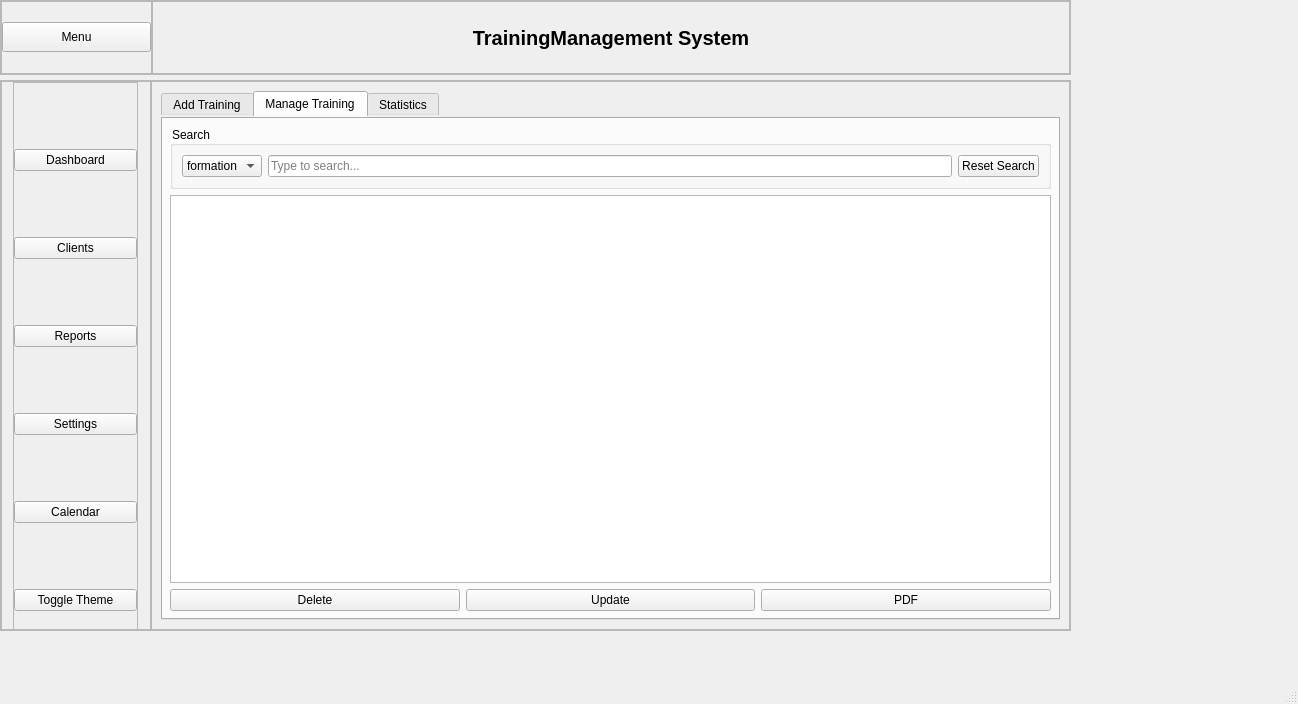
Before: the Qt Designer form formationwindow.ui in Hyujnn54/Advisio-Management-System, drawn with Qt 5.
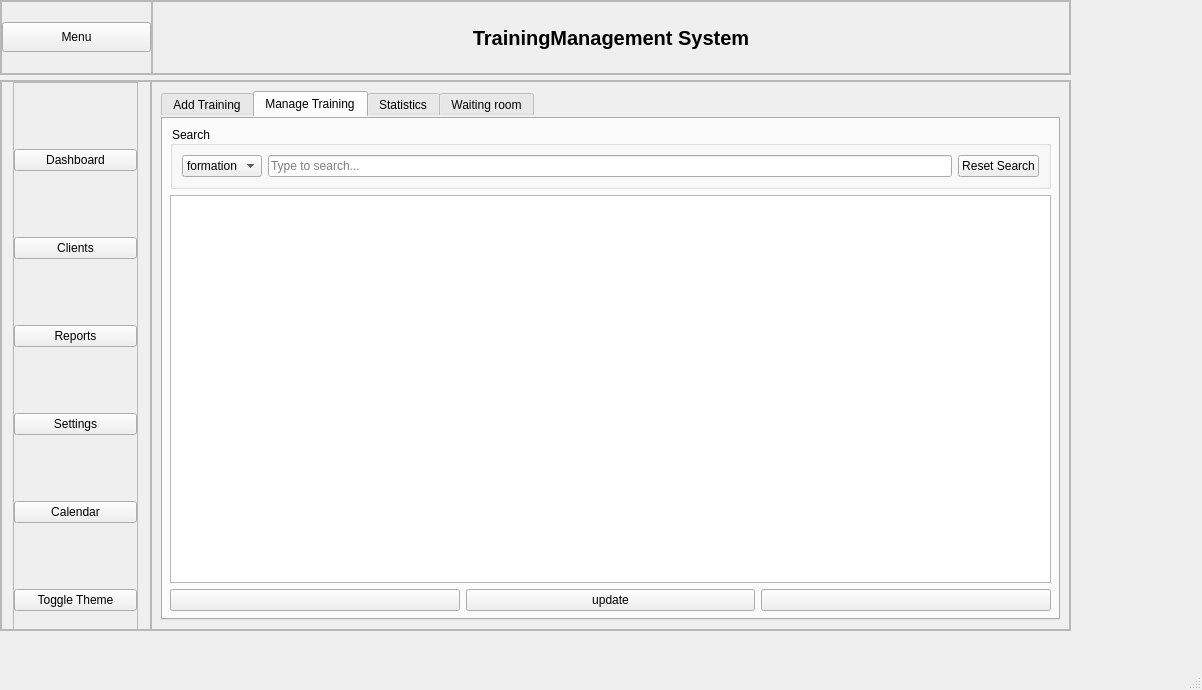
After: the same form once the commit is applied. The open tabs and pages were chosen to show the change. Icons and pictures are not drawn. Custom widgets are drawn as their Qt base class.

```diff
--- a/formationwindow.ui
+++ b/formationwindow.ui
@@ -6,8 +6,8 @@
    <rect>
     <x>0</x>
     <y>0</y>
-    <width>1298</width>
-    <height>704</height>
+    <width>1202</width>
+    <height>690</height>
    </rect>
   </property>
   <property name="windowTitle">
@@ -560,21 +560,39 @@
               <item>
                <widget class="QPushButton" name="deletef">
                 <property name="text">
-                 <string>Delete</string>
+                 <string/>
+                </property>
+                <property name="icon">
+                 <iconset resource="img.qrc">
+                  <normaloff>:/imgs/delete.ico</normaloff>:/imgs/delete.ico</iconset>
                 </property>
                </widget>
               </item>
               <item>
                <widget class="QPushButton" name="updateButton">
                 <property name="text">
-                 <string>Update</string>
+                 <string>update</string>
+                </property>
+                <property name="icon">
+                 <iconset resource="img.qrc">
+                  <normaloff>:/imgs/Downloads/6372226-removebg-preview.png</normaloff>:/imgs/Downloads/6372226-removebg-preview.png</iconset>
+                </property>
+                <property name="iconSize">
+                 <size>
+                  <width>13</width>
+                  <height>12</height>
+                 </size>
                 </property>
                </widget>
               </item>
               <item>
                <widget class="QPushButton" name="exportButton">
                 <property name="text">
-                 <string>PDF</string>
+                 <string/>
+                </property>
+                <property name="icon">
+                 <iconset resource="img.qrc">
+                  <normaloff>:/imgs/file.ico</normaloff>:/imgs/file.ico</iconset>
                 </property>
                </widget>
               </item>
@@ -610,6 +628,24 @@
             </property>
            </widget>
           </widget>
+          <widget class="QWidget" name="waiting_room">
+           <attribute name="title">
+            <string>Waiting room</string>
+           </attribute>
+           <widget class="QPlainTextEdit" name="setText">
+            <property name="geometry">
+             <rect>
+              <x>170</x>
+              <y>180</y>
+              <width>104</width>
+              <height>70</height>
+             </rect>
+            </property>
+            <property name="plainText">
+             <string/>
+            </property>
+           </widget>
+          </widget>
          </widget>
         </item>
        </layout>
```
Left out of the diff: 12 changed lines with no effect on the pictures.
